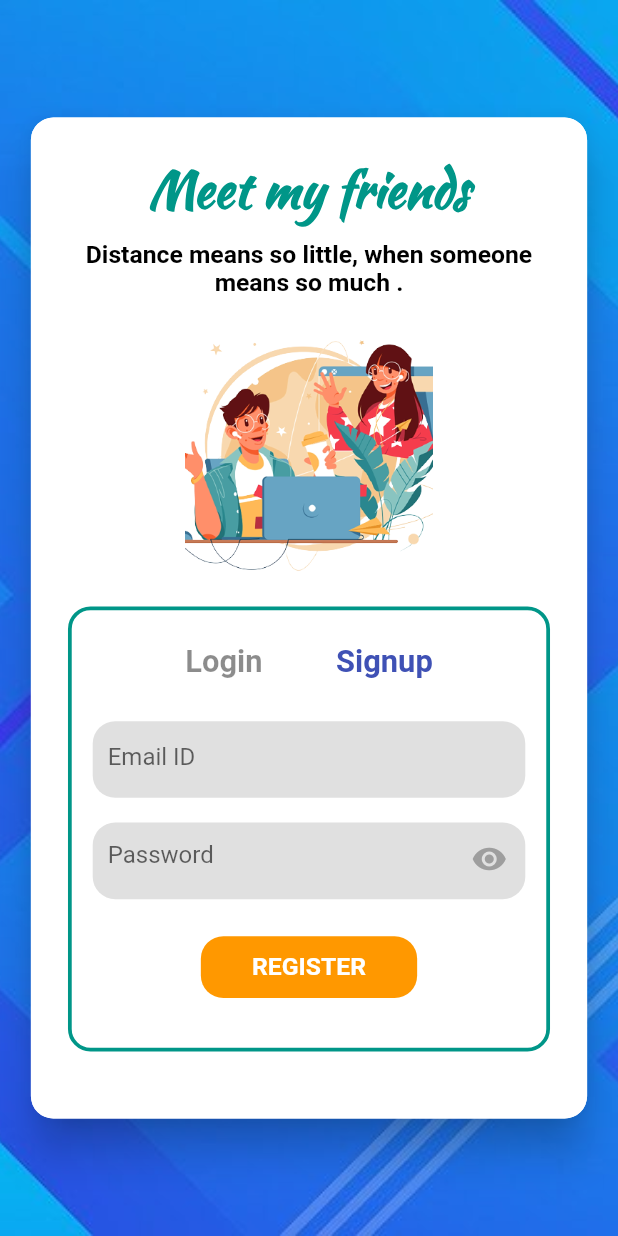
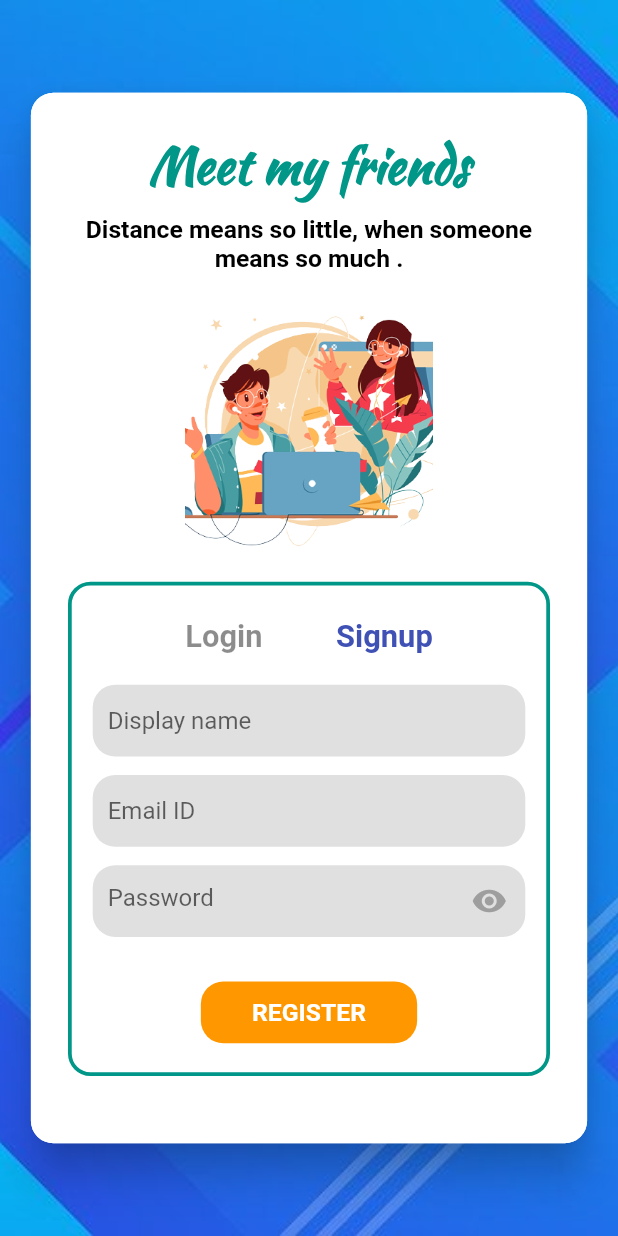
Before and after one commit to Alpha17-2/Friends_App, a Flutter app: the authScreen screen opened directly, after a tap on "Signup", on a phone screen of 412 x 824 dp. Run offline on Flutter 3.47's test engine with Material 2 defaults, Android fonts, the phone set to English and light mode, and no system bars; our stand-ins replace firebase_auth, firebase_core, flutter_spinkit, ionicons; accounts and stored records are empty.

Commit message:
display name text field added

```diff
--- a/lib/Screens/authScreen.dart
+++ b/lib/Screens/authScreen.dart
@@ -20,6 +20,8 @@ class _authScreenState extends State<authScreen> {
 
   TextEditingController email = TextEditingController();
 
+  TextEditingController displayName = TextEditingController();
+
   TextEditingController password = TextEditingController();
 
   final authservice _auth = authservice(FirebaseAuth.instance);
@@ -34,6 +36,237 @@ class _authScreenState extends State<authScreen> {
   Widget build(BuildContext context) {
     bool loginState = Provider.of<AuthOptions>(context).fetchLoginState;
     bool viewPass = Provider.of<AuthOptions>(context).fetchObscureTextInfo;
+    Container loginBox() {
+      return Container(
+        height: displayHeight(context) * 0.158,
+        width: displayWidth(context),
+        child: Column(
+          mainAxisAlignment: MainAxisAlignment.start,
+          children: [
+            Container(
+              decoration: BoxDecoration(
+                color: Colors.grey[300],
+                borderRadius: BorderRadius.circular(15.0),
+              ),
+              height: displayHeight(context) * 0.062,
+              width: displayWidth(context) * 0.7,
+              child: Padding(
+                padding: const EdgeInsets.only(left: 10.0),
+                child: TextFormField(
+                  validator: (value) {
+                    if (value.isEmpty || value == null || value.length == 0)
+                      return 'Cannot be empty';
+                    else {
+                      bool emailValid = RegExp(
+                              r"^[a-zA-Z0-9.a-zA-Z0-9.!#$%&'*+-/=?^_`{|}~]+@[a-zA-Z0-9]+\.[a-zA-Z]+")
+                          .hasMatch(value);
+                      if (!emailValid)
+                        return 'Provide valid email';
+                      else
+                        return null;
+                    }
+                  },
+
+                  controller: email,
+                  //autofocus: false,
+                  decoration: InputDecoration(
+                    hintText: "Email ID",
+                    border: InputBorder.none,
+                    focusedBorder: InputBorder.none,
+                    enabledBorder: InputBorder.none,
+                    errorBorder: InputBorder.none,
+                    disabledBorder: InputBorder.none,
+                  ),
+                  showCursor: true,
+                ),
+              ),
+            ),
+
+            Opacity(
+              opacity: 0.0,
+              child: Divider(
+                height: displayHeight(context) * 0.02,
+              ),
+            ),
+
+            // Password box
+            Container(
+              decoration: BoxDecoration(
+                color: Colors.grey[300],
+                borderRadius: BorderRadius.circular(15.0),
+              ),
+              height: displayHeight(context) * 0.062,
+              width: displayWidth(context) * 0.7,
+              child: Padding(
+                padding: const EdgeInsets.only(left: 10.0),
+                child: TextFormField(
+                  toolbarOptions: ToolbarOptions(
+                      copy: true, cut: true, selectAll: true, paste: true),
+                  controller: password,
+                  autofocus: false,
+                  obscureText: !viewPass,
+                  decoration: InputDecoration(
+                    suffixIcon: IconButton(
+                      icon: Icon(
+                        viewPass ? Icons.visibility_off : Icons.visibility,
+                        color: Colors.grey,
+                      ),
+                      onPressed: () {
+                        Provider.of<AuthOptions>(context, listen: false)
+                            .viewPassword();
+                      },
+                    ),
+                    hintText: "Password",
+                    border: InputBorder.none,
+                    focusedBorder: InputBorder.none,
+                    enabledBorder: InputBorder.none,
+                    errorBorder: InputBorder.none,
+                    disabledBorder: InputBorder.none,
+                  ),
+                  showCursor: true,
+                ),
+              ),
+            ),
+          ],
+        ),
+      );
+    }
+
+    Container signUpBox() {
+      return Container(
+        height: displayHeight(context) * 0.21,
+        width: displayWidth(context),
+        child: Column(
+          mainAxisAlignment: MainAxisAlignment.start,
+          children: [
+            Container(
+              decoration: BoxDecoration(
+                color: Colors.grey[300],
+                borderRadius: BorderRadius.circular(15.0),
+              ),
+              height: displayHeight(context) * 0.058,
+              width: displayWidth(context) * 0.7,
+              child: Padding(
+                padding: const EdgeInsets.only(left: 10.0),
+                child: TextFormField(
+                  validator: (value) {
+                    if (value.isEmpty || value == null || value.length == 0)
+                      return 'Cannot be empty';
+                    else {
+                      return null;
+                    }
+                  },
+
+                  controller: displayName,
+                  //autofocus: false,
+                  decoration: InputDecoration(
+                    hintText: "Display name",
+                    border: InputBorder.none,
+                    focusedBorder: InputBorder.none,
+                    enabledBorder: InputBorder.none,
+                    errorBorder: InputBorder.none,
+                    disabledBorder: InputBorder.none,
+                  ),
+                  showCursor: true,
+                ),
+              ),
+            ),
+            Opacity(
+              opacity: 0.0,
+              child: Divider(
+                height: displayHeight(context) * 0.015,
+              ),
+            ),
+
+            Container(
+              decoration: BoxDecoration(
+                color: Colors.grey[300],
+                borderRadius: BorderRadius.circular(15.0),
+              ),
+              height: displayHeight(context) * 0.058,
+              width: displayWidth(context) * 0.7,
+              child: Padding(
+                padding: const EdgeInsets.only(left: 10.0),
+                child: TextFormField(
+                  validator: (value) {
+                    if (value.isEmpty || value == null || value.length == 0)
+                      return 'Cannot be empty';
+                    else {
+                      bool emailValid = RegExp(
+                              r"^[a-zA-Z0-9.a-zA-Z0-9.!#$%&'*+-/=?^_`{|}~]+@[a-zA-Z0-9]+\.[a-zA-Z]+")
+                          .hasMatch(value);
+                      if (!emailValid)
+                        return 'Provide valid email';
+                      else
+                        return null;
+                    }
+                  },
+
+                  controller: email,
+                  //autofocus: false,
+                  decoration: InputDecoration(
+                    hintText: "Email ID",
+                    border: InputBorder.none,
+                    focusedBorder: InputBorder.none,
+                    enabledBorder: InputBorder.none,
+                    errorBorder: InputBorder.none,
+                    disabledBorder: InputBorder.none,
+                  ),
+                  showCursor: true,
+                ),
+              ),
+            ),
+
+            Opacity(
+              opacity: 0.0,
+              child: Divider(
+                height: displayHeight(context) * 0.015,
+              ),
+            ),
+
+            // Password box
+            Container(
+              decoration: BoxDecoration(
+                color: Colors.grey[300],
+                borderRadius: BorderRadius.circular(15.0),
+              ),
+              height: displayHeight(context) * 0.058,
+              width: displayWidth(context) * 0.7,
+              child: Padding(
+                padding: const EdgeInsets.only(left: 10.0),
+                child: TextFormField(
+                  toolbarOptions: ToolbarOptions(
+                      copy: true, cut: true, selectAll: true, paste: true),
+                  controller: password,
+                  autofocus: false,
+                  obscureText: !viewPass,
+                  decoration: InputDecoration(
+                    suffixIcon: IconButton(
+                      icon: Icon(
+                        viewPass ? Icons.visibility_off : Icons.visibility,
+                        color: Colors.grey,
+                      ),
+                      onPressed: () {
+                        Provider.of<AuthOptions>(context, listen: false)
+                            .viewPassword();
+                      },
+                    ),
+                    hintText: "Password",
+                    border: InputBorder.none,
+                    focusedBorder: InputBorder.none,
+                    enabledBorder: InputBorder.none,
+                    errorBorder: InputBorder.none,
+                    disabledBorder: InputBorder.none,
+                  ),
+                  showCursor: true,
+                ),
+              ),
+            ),
+          ],
+        ),
+      );
+    }
+
     return Scaffold(
       body: Container(
         height: displayHeight(context),
@@ -57,7 +290,7 @@ class _authScreenState extends State<authScreen> {
                   ),
                   elevation: 12,
                   child: Container(
-                    height: displayHeight(context) * 0.81,
+                    height: displayHeight(context) * 0.85,
                     width: displayWidth(context) * 0.9,
                     decoration: BoxDecoration(
                         color: Colors.white,
@@ -100,7 +333,7 @@ class _authScreenState extends State<authScreen> {
                             fit: BoxFit.cover,
                           ),
                           Container(
-                            height: displayHeight(context) * 0.36,
+                            height: displayHeight(context) * 0.4,
                             width: displayWidth(context) * 0.78,
                             decoration: BoxDecoration(
                                 color: Colors.transparent,
@@ -169,106 +402,12 @@ class _authScreenState extends State<authScreen> {
                                           MainAxisAlignment.center,
                                     ),
                                     Opacity(
-                                      child: Divider(),
+                                      child: Divider(
+                                        height: displayHeight(context)*0.01,
+                                      ),
                                       opacity: 0.0,
                                     ),
-                                    Container(
-                                      decoration: BoxDecoration(
-                                        color: Colors.grey[300],
-                                        borderRadius:
-                                            BorderRadius.circular(15.0),
-                                      ),
-                                      height: displayHeight(context) * 0.062,
-                                      width: displayWidth(context) * 0.7,
-                                      child: Padding(
-                                        padding:
-                                            const EdgeInsets.only(left: 10.0),
-                                        child: TextFormField(
-                                          validator: (value) {
-                                            if (value.isEmpty ||
-                                                value == null ||
-                                                value.length == 0)
-                                              return 'Cannot be empty';
-                                            else {
-                                              bool emailValid = RegExp(
-                                                      r"^[a-zA-Z0-9.a-zA-Z0-9.!#$%&'*+-/=?^_`{|}~]+@[a-zA-Z0-9]+\.[a-zA-Z]+")
-                                                  .hasMatch(value);
-                                              if (!emailValid)
-                                                return 'Provide valid email';
-                                              else
-                                                return null;
-                                            }
-                                          },
-
-                                          controller: email,
-                                          //autofocus: false,
-                                          decoration: InputDecoration(
-                                            hintText: "Email ID",
-                                            border: InputBorder.none,
-                                            focusedBorder: InputBorder.none,
-                                            enabledBorder: InputBorder.none,
-                                            errorBorder: InputBorder.none,
-                                            disabledBorder: InputBorder.none,
-                                          ),
-                                          showCursor: true,
-                                        ),
-                                      ),
-                                    ),
-
-                                    Opacity(
-                                      opacity: 0.0,
-                                      child: Divider(
-                                        height: displayHeight(context) * 0.02,
-                                      ),
-                                    ),
-
-                                    // Password box
-                                    Container(
-                                      decoration: BoxDecoration(
-                                        color: Colors.grey[300],
-                                        borderRadius:
-                                            BorderRadius.circular(15.0),
-                                      ),
-                                      height: displayHeight(context) * 0.062,
-                                      width: displayWidth(context) * 0.7,
-                                      child: Padding(
-                                        padding:
-                                            const EdgeInsets.only(left: 10.0),
-                                        child: TextFormField(
-                                          toolbarOptions: ToolbarOptions(
-                                              copy: true,
-                                              cut: true,
-                                              selectAll: true,
-                                              paste: true),
-                                          controller: password,
-                                          autofocus: false,
-                                          obscureText: !viewPass,
-                                          decoration: InputDecoration(
-                                            suffixIcon: IconButton(
-                                              icon: Icon(
-                                                viewPass
-                                                    ? Icons.visibility_off
-                                                    : Icons.visibility,
-                                                color: Colors.grey,
-                                              ),
-                                              onPressed: () {
-                                                Provider.of<AuthOptions>(
-                                                        context,
-                                                        listen: false)
-                                                    .viewPassword();
-                                              },
-                                            ),
-                                            hintText: "Password",
-                                            border: InputBorder.none,
-                                            focusedBorder: InputBorder.none,
-                                            enabledBorder: InputBorder.none,
-                                            errorBorder: InputBorder.none,
-                                            disabledBorder: InputBorder.none,
-                                          ),
-                                          showCursor: true,
-                                        ),
-                                      ),
-                                    ),
+                                   loginState?loginBox():signUpBox(),
                                     Opacity(
                                       child: Divider(
                                         height: displayHeight(context) * 0.03,
```
